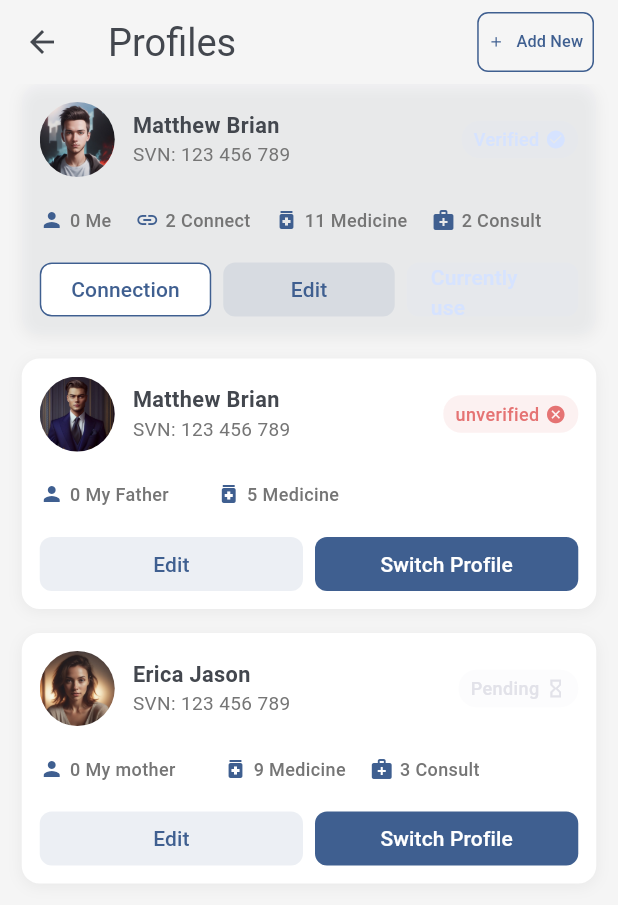
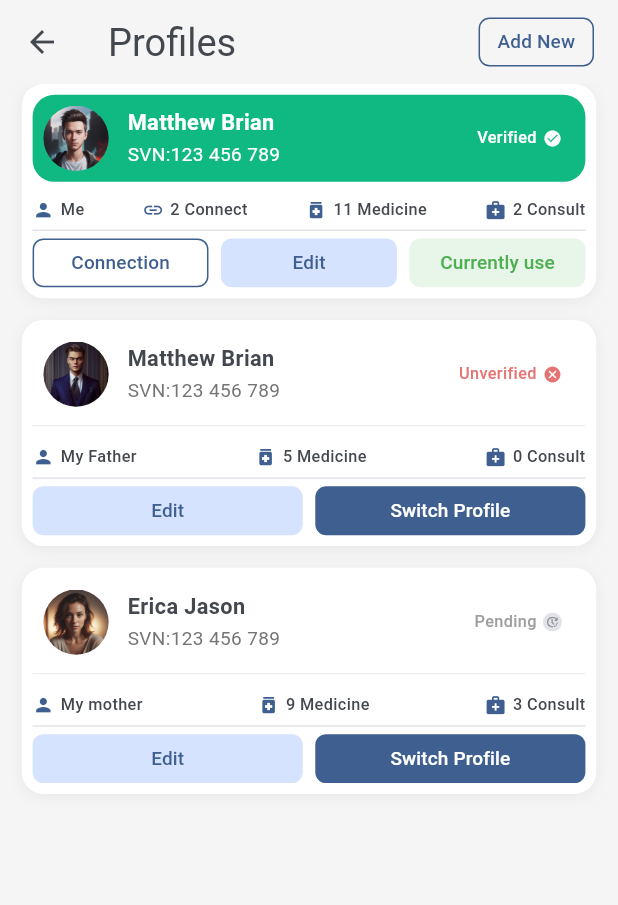
Before and after one commit to TopiaAmr/strichpunkt, a Flutter app: the UserProfileWidget screen opened directly, on a phone screen of 412 x 824 dp. Shown: the top 905 px of the screen. Run offline on Flutter 3.47's test engine with Material 3 defaults, Android fonts, the phone set to English and light mode, and no system bars; our stand-ins replace auto_route, bloc, dartz, equatable, flutter_screenutil, flutter_svg and 2 more; accounts and stored records are empty.

Commit message:
optimize UI

```diff
--- a/lib/core/presentation/widgets/outlined_btn_widget.dart
+++ b/lib/core/presentation/widgets/outlined_btn_widget.dart
@@ -3,32 +3,53 @@ import 'package:flutter_screenutil/flutter_screenutil.dart';
 import '../../theme/app_theme.dart';
 
 class OutlinedButtonWidget extends StatelessWidget {
+  final String label;
   final VoidCallback onPressed;
-  final String label;
-  final Widget? icon;
+  final IconData? icon;
+  final double? width;
+  final double? height;
 
   const OutlinedButtonWidget({
     super.key,
+    required this.label,
     required this.onPressed,
-    required this.label,
     this.icon,
+    this.width,
+    this.height,
   });
 
   @override
   Widget build(BuildContext context) {
-    return OutlinedButton.icon(
+    return SizedBox(
+      width: width,
+      height: height ?? 36.h,
+      child: OutlinedButton(
         onPressed: onPressed,
         style: OutlinedButton.styleFrom(
           foregroundColor: AppTheme.primaryColor,
           side: BorderSide(color: AppTheme.primaryColor),
-        shape: RoundedRectangleBorder(borderRadius: BorderRadius.circular(8.r)),
-        padding: EdgeInsets.all(8.sp),
+          shape: RoundedRectangleBorder(
+            borderRadius: BorderRadius.circular(8.r),
           ),
-      icon: icon ?? Icon(Icons.add, size: 12.sp),
-
-      label: Text(
+          padding: EdgeInsets.symmetric(horizontal: 12.w),
+        ),
+        child: Row(
+          mainAxisSize: MainAxisSize.min,
+          mainAxisAlignment: MainAxisAlignment.center,
+          children: [
+            if (icon != null) ...[
+              Icon(icon, size: 16.r),
+              SizedBox(width: 4.w),
+            ],
+            Text(
               label,
-        style: TextStyle(fontSize: 12.sp, fontWeight: FontWeight.w500),
+              style: TextStyle(
+                fontSize: 14.sp,
+                fontWeight: FontWeight.w500,
+              ),
+            ),
+          ],
+        ),
       ),
     );
   }
--- a/lib/core/theme/app_theme.dart
+++ b/lib/core/theme/app_theme.dart
@@ -7,6 +7,7 @@ class AppTheme {
   static const Color accentColor = Color(0xFFD6E3FF);
   static const Color errorColor = Color(0xFFE57373);
   static const Color pendingColor = Color(0xFFE2E2E9);
+  static const Color verifiedColor = Color(0xFF10B981);
 
   // Background Colors
   static const Color backgroundColor = Color(0xFFF5F5F5);
@@ -15,6 +16,7 @@ class AppTheme {
   // Text Colors
   static const Color textPrimaryColor = Color(0xff43474E);
   static const Color textSecondaryColor = Color(0xFF757575);
+  static const Color grayColor = Color(0xFFE2E2E9);
 
   // Navigation Colors
   static const Color navInactiveColor = Color(0xFFBDBDBD);
--- a/lib/features/user_profiles/presentation/widgets/profile_action_button.dart
+++ b/lib/features/user_profiles/presentation/widgets/profile_action_button.dart
@@ -1,43 +1,40 @@
 import 'package:flutter/material.dart';
-import '../../../../core/theme/app_theme.dart';
+import 'package:flutter_screenutil/flutter_screenutil.dart';
 
-enum ProfileActionType {
-  connection,
-  edit,
-  currentlyUse,
-  switchProfile,
-}
+enum ProfileActionType { connection, edit, currentlyUse, switchProfile }
 
 class ProfileActionButton extends StatelessWidget {
   final ProfileActionType actionType;
-  final VoidCallback onPressed;
+  final VoidCallback? onPressed;
 
   const ProfileActionButton({
     super.key,
     required this.actionType,
-    required this.onPressed,
+    this.onPressed,
   });
 
   @override
   Widget build(BuildContext context) {
     return SizedBox(
-      height: 36,
+      height: 36.h,
       child: ElevatedButton(
         onPressed: onPressed,
         style: ElevatedButton.styleFrom(
           backgroundColor: _getBackgroundColor(),
           foregroundColor: _getForegroundColor(),
+          disabledBackgroundColor: _getBackgroundColor(),
+          disabledForegroundColor: _getForegroundColor(),
           elevation: 0,
           shape: RoundedRectangleBorder(
-            borderRadius: BorderRadius.circular(8),
+            borderRadius: BorderRadius.circular(8.r),
             side: _getBorderSide(),
           ),
-          padding: const EdgeInsets.symmetric(horizontal: 16),
+          padding: EdgeInsets.symmetric(horizontal: 8.w),
         ),
         child: Text(
           _getButtonText(),
           style: TextStyle(
-            fontSize: 14,
+            fontSize: 14.sp,
             fontWeight: FontWeight.w500,
             color: _getForegroundColor(),
           ),
@@ -51,31 +48,31 @@ class ProfileActionButton extends StatelessWidget {
       case ProfileActionType.connection:
         return Colors.white;
       case ProfileActionType.edit:
-        return AppTheme.primaryColor.withAlpha(25);
+        return const Color(0xFFD6E3FF); // Light blue background
       case ProfileActionType.currentlyUse:
-        return AppTheme.accentColor.withAlpha(25);
+        return const Color(0xFFE8F5E9); // Light green background
       case ProfileActionType.switchProfile:
-        return AppTheme.primaryColor;
+        return const Color(0xFF3F5F90); // Dark blue background
     }
   }
 
   Color _getForegroundColor() {
     switch (actionType) {
       case ProfileActionType.connection:
-        return AppTheme.primaryColor;
+        return const Color(0xFF3F5F90); // Dark blue text
       case ProfileActionType.edit:
-        return AppTheme.primaryColor;
+        return const Color(0xFF3F5F90); // Dark blue text
       case ProfileActionType.currentlyUse:
-        return AppTheme.accentColor;
+        return const Color(0xFF4CAF50); // Green text
       case ProfileActionType.switchProfile:
-        return Colors.white;
+        return Colors.white; // White text
     }
   }
 
   BorderSide _getBorderSide() {
     switch (actionType) {
       case ProfileActionType.connection:
-        return BorderSide(color: AppTheme.primaryColor);
+        return const BorderSide(color: Color(0xFF3F5F90)); // Dark blue border
       case ProfileActionType.edit:
         return BorderSide.none;
       case ProfileActionType.currentlyUse:
--- a/lib/features/user_profiles/presentation/widgets/profile_card.dart
+++ b/lib/features/user_profiles/presentation/widgets/profile_card.dart
@@ -1,4 +1,5 @@
 import 'package:flutter/material.dart';
+import 'package:flutter_screenutil/flutter_screenutil.dart';
 import '../../../../core/theme/app_theme.dart';
 import '../../domain/entities/user_profile.dart';
 import 'profile_avatar.dart';
@@ -23,12 +24,10 @@ class ProfileCard extends StatelessWidget {
   @override
   Widget build(BuildContext context) {
     return Container(
-      margin: const EdgeInsets.only(bottom: 16),
+      margin: EdgeInsets.only(bottom: 16.h),
       decoration: BoxDecoration(
-        color: profile.isCurrentlyInUse
-            ? AppTheme.accentColor.withValues(alpha: 0.05)
-            : AppTheme.cardColor,
-        borderRadius: BorderRadius.circular(12),
+        color: Colors.white,
+        borderRadius: BorderRadius.circular(16.r),
         boxShadow: [
           BoxShadow(
             color: Colors.black.withValues(alpha: 0.05),
@@ -37,13 +36,20 @@ class ProfileCard extends StatelessWidget {
           ),
         ],
       ),
+      padding: EdgeInsets.all(8.r),
       child: Column(
         crossAxisAlignment: CrossAxisAlignment.start,
         children: [
           _buildProfileHeader(),
-          const SizedBox(height: 8),
+          if (profile.status != ProfileStatus.verified)
+            Padding(
+              padding: const EdgeInsets.only(bottom:8.0),
+              child: Divider(height: 12.h, thickness: 0.5, color: AppTheme.grayColor),
+            )
+          else
+            SizedBox(height: 12.h),
           _buildProfileStats(),
-          const SizedBox(height: 8),
+          Divider(height: 12.h, thickness: 1, color: AppTheme.grayColor),
           _buildActionButtons(),
         ],
       ),
@@ -51,25 +57,38 @@ class ProfileCard extends StatelessWidget {
   }
 
   Widget _buildProfileHeader() {
-    return Padding(
-      padding: const EdgeInsets.all(12),
+    final isVerified = profile.status == ProfileStatus.verified;
+    return Container(
+      decoration: BoxDecoration(
+        color: isVerified ? AppTheme.verifiedColor : Colors.white,
+        borderRadius: BorderRadius.circular(16.r),
+      ),
+      padding: EdgeInsets.all(8.r),
       child: Row(
         children: [
-          ProfileAvatar(imageUrl: profile.avatarUrl, size: 50),
-          const SizedBox(width: 12),
+          ProfileAvatar(imageUrl: profile.avatarUrl, size: 48.r),
+          SizedBox(width: 12.w),
           Expanded(
             child: Column(
               crossAxisAlignment: CrossAxisAlignment.start,
               children: [
                 Text(
                   profile.name,
-                  style: AppTheme.bodyStyle.copyWith(
-                    fontWeight: FontWeight.bold,
+                  style: TextStyle(
+                    fontSize: 16.sp,
+                    fontWeight: FontWeight.w600,
+                    color:
+                        isVerified ? Colors.white : AppTheme.textPrimaryColor,
                   ),
                 ),
+                SizedBox(height: 2.h),
                 Text(
-                  'SVN: ${profile.svnNumber}',
-                  style: AppTheme.captionStyle,
+                  'SVN:${profile.svnNumber}',
+                  style: TextStyle(
+                    fontSize: 14.sp,
+                    color:
+                        isVerified ? Colors.white : AppTheme.textSecondaryColor,
+                  ),
                 ),
               ],
             ),
@@ -81,46 +100,55 @@ class ProfileCard extends StatelessWidget {
   }
 
   Widget _buildProfileStats() {
-    return Padding(
-      padding: const EdgeInsets.symmetric(horizontal: 12),
-      child: Row(
+    return Row(
+      mainAxisAlignment: MainAxisAlignment.spaceBetween,
       children: [
-          ProfileStatItem(
-            icon: Icons.person,
-            label: profile.relation,
-            count: 0,
-          ),
-          const SizedBox(width: 16),
-          if (profile.connectCount > 0)
+        _buildRelationStat(),
+        SizedBox(width: 16.w),
+        if (profile.relation == 'Me') ...[
           ProfileStatItem(
             icon: Icons.link,
             label: 'Connect',
             count: profile.connectCount,
           ),
-          const SizedBox(width: 16),
-          if (profile.medicineCount > 0)
+          SizedBox(width: 16.w),
+        ],
         ProfileStatItem(
           icon: Icons.medication,
           label: 'Medicine',
           count: profile.medicineCount,
         ),
-          const SizedBox(width: 16),
-          if (profile.consultCount > 0)
+        SizedBox(width: 16.w),
         ProfileStatItem(
           icon: Icons.medical_services,
           label: 'Consult',
           count: profile.consultCount,
         ),
       ],
+    );
+  }
+
+  Widget _buildRelationStat() {
+    return Row(
+      mainAxisSize: MainAxisSize.min,
+      children: [
+        Icon(Icons.person, size: 16.r, color: AppTheme.primaryColor),
+        SizedBox(width: 4.w),
+        Text(
+          profile.relation,
+          style: TextStyle(
+            fontSize: 12.sp,
+            fontWeight: FontWeight.w500,
+            color: AppTheme.textPrimaryColor,
           ),
+        ),
+      ],
     );
   }
 
   Widget _buildActionButtons() {
     if (profile.isCurrentlyInUse) {
-      return Padding(
-        padding: const EdgeInsets.all(12),
-        child: Row(
+      return Row(
         children: [
           Expanded(
             child: ProfileActionButton(
@@ -128,27 +156,23 @@ class ProfileCard extends StatelessWidget {
               onPressed: onConnection,
             ),
           ),
-            const SizedBox(width: 8),
+          SizedBox(width: 8.w),
           Expanded(
             child: ProfileActionButton(
               actionType: ProfileActionType.edit,
               onPressed: onEdit,
             ),
           ),
-            const SizedBox(width: 8),
+          SizedBox(width: 8.w),
           Expanded(
             child: ProfileActionButton(
               actionType: ProfileActionType.currentlyUse,
-                onPressed: () {},
             ),
           ),
         ],
-        ),
       );
     } else {
-      return Padding(
-        padding: const EdgeInsets.all(12),
-        child: Row(
+      return Row(
         children: [
           Expanded(
             child: ProfileActionButton(
@@ -156,7 +180,7 @@ class ProfileCard extends StatelessWidget {
               onPressed: onEdit,
             ),
           ),
-            const SizedBox(width: 8),
+          SizedBox(width: 8.w),
           Expanded(
             child: ProfileActionButton(
               actionType: ProfileActionType.switchProfile,
@@ -164,7 +188,6 @@ class ProfileCard extends StatelessWidget {
             ),
           ),
         ],
-        ),
       );
     }
   }
--- a/lib/features/user_profiles/presentation/widgets/profile_stat_item.dart
+++ b/lib/features/user_profiles/presentation/widgets/profile_stat_item.dart
@@ -1,4 +1,5 @@
 import 'package:flutter/material.dart';
+import 'package:flutter_screenutil/flutter_screenutil.dart';
 import '../../../../core/theme/app_theme.dart';
 
 class ProfileStatItem extends StatelessWidget {
@@ -20,15 +21,16 @@ class ProfileStatItem extends StatelessWidget {
       children: [
         Icon(
           icon,
-          size: 16,
+          size: 16.r,
           color: AppTheme.primaryColor,
         ),
-        const SizedBox(width: 4),
+        SizedBox(width: 4.w),
         Text(
           '$count $label',
-          style: const TextStyle(
-            fontSize: 12,
+          style: TextStyle(
+            fontSize: 12.sp,
             fontWeight: FontWeight.w500,
+            color: AppTheme.textPrimaryColor,
           ),
         ),
       ],
--- a/lib/features/user_profiles/presentation/widgets/status_badge.dart
+++ b/lib/features/user_profiles/presentation/widgets/status_badge.dart
@@ -1,23 +1,18 @@
 import 'package:flutter/material.dart';
-import '../../../../core/theme/app_theme.dart';
+import 'package:flutter_screenutil/flutter_screenutil.dart';
+import 'package:flutter_svg/svg.dart';
 import '../../domain/entities/user_profile.dart';
 
 class StatusBadge extends StatelessWidget {
   final ProfileStatus status;
 
-  const StatusBadge({
-    super.key,
-    required this.status,
-  });
+  const StatusBadge({super.key, required this.status});
 
   @override
   Widget build(BuildContext context) {
     return Container(
-      padding: const EdgeInsets.symmetric(horizontal: 8, vertical: 4),
-      decoration: BoxDecoration(
-        color: _getStatusColor().withValues(alpha: 0.1),
-        borderRadius: BorderRadius.circular(12),
-      ),
+      padding: EdgeInsets.symmetric(horizontal: 8.w, vertical: 4.h),
+
       child: Row(
         mainAxisSize: MainAxisSize.min,
         children: [
@@ -26,15 +21,18 @@ class StatusBadge extends StatelessWidget {
             style: TextStyle(
               color: _getStatusColor(),
               fontWeight: FontWeight.w500,
-              fontSize: 12,
+              fontSize: 12.sp,
             ),
           ),
-          const SizedBox(width: 4),
-          Icon(
-            _getStatusIcon(),
-            color: _getStatusColor(),
-            size: 14,
-          ),
+          SizedBox(width: 4.w),
+          if (status != ProfileStatus.pending)
+            Icon(_getStatusIcon(), color: _getStatusColor(), size: 14.r)
+          else
+            SvgPicture.asset(
+              'assets/icons/pending_icon.svg',
+              height: 14.r,
+              width: 14.r,
+            ),
         ],
       ),
     );
@@ -43,11 +41,11 @@ class StatusBadge extends StatelessWidget {
   Color _getStatusColor() {
     switch (status) {
       case ProfileStatus.verified:
-        return AppTheme.accentColor;
+        return Colors.white; // Green
       case ProfileStatus.unverified:
-        return AppTheme.errorColor;
+        return const Color(0xFFE57373); // Red
       case ProfileStatus.pending:
-        return AppTheme.pendingColor;
+        return const Color(0xFF9E9E9E); // Gray
     }
   }
 
@@ -56,7 +54,7 @@ class StatusBadge extends StatelessWidget {
       case ProfileStatus.verified:
         return 'Verified';
       case ProfileStatus.unverified:
-        return 'unverified';
+        return 'Unverified';
       case ProfileStatus.pending:
         return 'Pending';
     }
```
Also changed, not shown: assets/icons/pending_icon.svg (added). Lines whose indentation alone changed are shown as unchanged.
